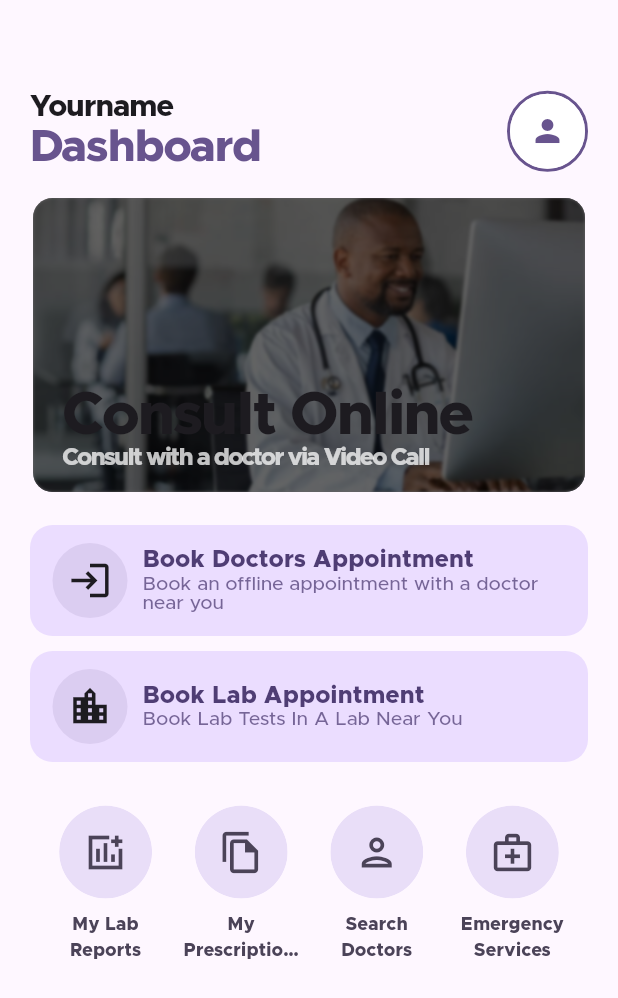
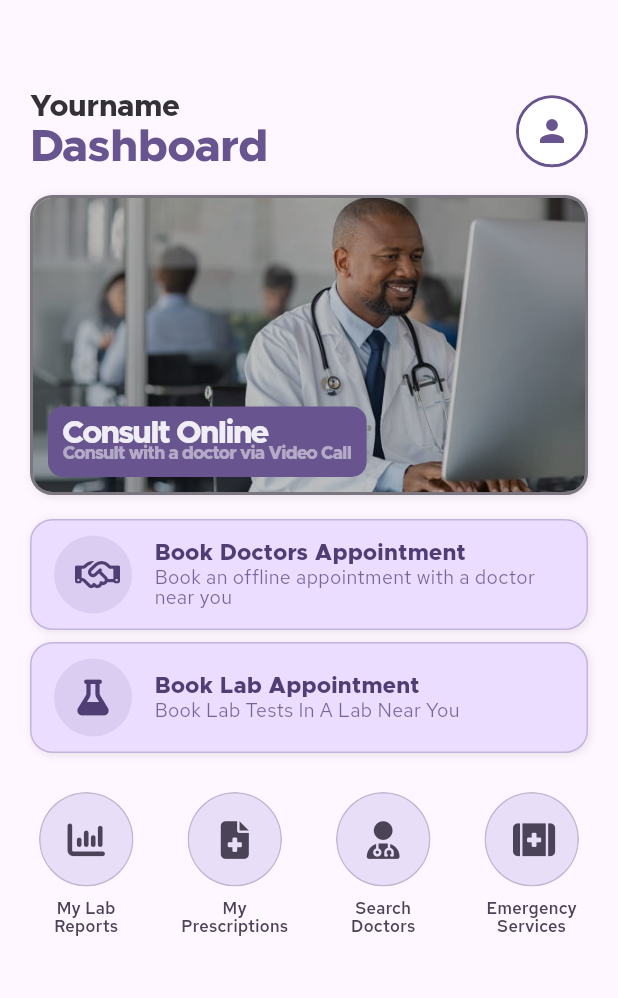
Before and after one commit to PremjithK/project_yu_health, a Flutter app: the UserDashboardPage screen opened directly, on a phone screen of 412 x 824 dp. Shown: the top 998 px of the screen. Run offline on Flutter 3.47's test engine with Material 2 defaults, Android fonts, the phone set to English and light mode, and no system bars; our stand-ins replace bloc, font_awesome_flutter, get; generated files the repository leaves out were written again; project files that could hold a hidden picture were left out.

Commit message:
Edited UI, added outlines for some containers, profile picture is its own custom widget, added font aweesome icons

```diff
--- a/lib/app/view/app.dart
+++ b/lib/app/view/app.dart
@@ -1,4 +1,5 @@
 import 'package:flutter/material.dart';
+import 'package:get/get.dart';
 import 'package:yu_health/custom_widgets/theme.dart';
 import 'package:yu_health/l10n/l10n.dart';
 import 'package:yu_health/login_page/login_page.dart';
@@ -9,10 +10,10 @@ class App extends StatelessWidget {
 
   @override
   Widget build(BuildContext context) {
-    return MaterialApp(
+    return GetMaterialApp(
       theme: lightTheme,
       darkTheme: darkTheme,
-      themeMode: ThemeMode.system,
+      //themeMode: ThemeMode.system,
       debugShowCheckedModeBanner: false,
       localizationsDelegates: AppLocalizations.localizationsDelegates,
       supportedLocales: AppLocalizations.supportedLocales,
--- a/lib/custom_widgets/buttons.dart
+++ b/lib/custom_widgets/buttons.dart
@@ -2,7 +2,7 @@ import 'package:flutter/material.dart';
 import 'package:yu_health/custom_widgets/theme.dart';
 
 // Common features
-String font = mainFontFamily;
+String font = secondaryFont;
 double fontSize = 16;
 double elevatedButtonPadding = 15;
 double elev = 0;
@@ -39,7 +39,7 @@ class MyTextButton extends StatelessWidget {
         label,
         style: TextStyle(
           color: Theme.of(context).colorScheme.primary,
-          fontFamily: mainFontFamily,
+          fontFamily: secondaryFont,
           fontWeight: FontWeight.w600,
           fontSize: 15,
         ),
--- a/lib/custom_widgets/custom_appbar.dart
+++ b/lib/custom_widgets/custom_appbar.dart
@@ -35,7 +35,7 @@ class YuAppBar extends StatelessWidget {
               icon: Icon(
                 Icons.arrow_back_ios_new,
                 size: 25,
-                color: Theme.of(context).colorScheme.primary,
+                color: Theme.of(context).colorScheme.onPrimary,
               ),
             ),
 
@@ -45,7 +45,7 @@ class YuAppBar extends StatelessWidget {
             style: TextStyle(
               fontSize: 25,
               // fontWeight: FontWeight.bold,
-              fontFamily: titleFontFamily,
+              fontFamily: primaryFont,
               fontVariations: const [FontVariation('wght', 600)],
               letterSpacing: -0.25,
               color: Theme.of(context).colorScheme.primary,
--- a/lib/custom_widgets/dashboard_circle_option.dart
+++ b/lib/custom_widgets/dashboard_circle_option.dart
@@ -1,4 +1,5 @@
 import 'package:flutter/material.dart';
+import 'package:yu_health/custom_widgets/spacing.dart';
 import 'package:yu_health/custom_widgets/theme.dart';
 
 class DashboardCircleOption extends StatefulWidget {
@@ -20,16 +21,15 @@ class _DashboardCircleOptionState extends State<DashboardCircleOption> {
   @override
   Widget build(BuildContext context) {
     final theme = Theme.of(context).colorScheme;
-    final textTheme = Theme.of(context).textTheme;
-    return Container(
-      // color: Colors.red,
-      width: 80,
-      height: 130,
+    return SizedBox(
+      //color: Colors.red,
+      width: 75,
+      height: 120,
       child: Column(
         mainAxisSize: MainAxisSize.min,
         children: [
           Material(
-            shape: CircleBorder(),
+            shape: const CircleBorder(),
             clipBehavior: Clip.antiAlias,
             color: Colors.transparent,
             child: InkWell(
@@ -42,27 +42,32 @@ class _DashboardCircleOptionState extends State<DashboardCircleOption> {
               // highlightColor: theme.secondaryContainer,
               // splashColor: theme.secondaryContainer,
               child: Ink(
-                height: 80,
-                padding: const EdgeInsets.all(16),
+                height: 75,
+                padding: const EdgeInsets.all(18),
                 decoration: BoxDecoration(
                   shape: BoxShape.circle,
                   color: theme.secondaryContainer,
+                  border: Border.all(
+                    color: theme.onSecondaryContainer.withOpacity(0.25),
+                  ),
                 ),
                 child: Icon(
                   widget.icon,
                   color: theme.onSecondaryContainer,
-                  size: 30,
+                  size: 25,
                 ),
               ),
             ),
           ),
+          heightspace(2),
           Text(
             widget.caption,
             style: TextStyle(
-              fontSize: 12,
-              fontFamily: mainFontFamily,
+              fontSize: 11,
+              fontFamily: secondaryFont,
               fontWeight: FontWeight.w600,
               color: theme.onSecondaryContainer,
+              height: 1.1,
             ),
             overflow: TextOverflow.ellipsis,
             textAlign: TextAlign.center,
--- a/lib/custom_widgets/dashboard_long_option.dart
+++ b/lib/custom_widgets/dashboard_long_option.dart
@@ -30,12 +30,22 @@ class DashboardLongOption extends StatelessWidget {
         borderRadius: BorderRadius.circular(15),
       ),
       child: Ink(
-        padding: const EdgeInsets.symmetric(horizontal: 15, vertical: 12),
+        padding: const EdgeInsets.symmetric(horizontal: 15, vertical: 10),
         width: deviceWidth,
         decoration: BoxDecoration(
+          boxShadow: [
+            BoxShadow(
+              color: theme.colorScheme.onBackground.withOpacity(0.1),
+              blurRadius: 4,
+              offset: const Offset(1, 1),
+            )
+          ],
           color: theme.colorScheme.primaryContainer,
           borderRadius: BorderRadius.circular(
             15,
+          ),
+          border: Border.all(
+            color: theme.colorScheme.onPrimaryContainer.withOpacity(0.25),
           ),
         ),
         child: Row(
@@ -44,12 +54,12 @@ class DashboardLongOption extends StatelessWidget {
               child: CircleAvatar(
                 backgroundColor:
                     theme.colorScheme.onPrimaryContainer.withOpacity(0.1),
-                radius: 25,
+                radius: 26,
                 foregroundColor: theme.colorScheme.primaryContainer,
                 child: icon,
               ),
             ),
-            widthspace(10),
+            widthspace(15),
             Flexible(
               flex: 4,
               child: Column(
@@ -58,10 +68,10 @@ class DashboardLongOption extends StatelessWidget {
                   Text(
                     title,
                     style: TextStyle(
-                      fontFamily: titleFontFamily,
+                      fontFamily: primaryFont,
                       color: theme.colorScheme.onPrimaryContainer,
-                      fontSize: 16,
-                      fontWeight: FontWeight.bold,
+                      fontSize: 15,
+                      fontWeight: FontWeight.w600,
                       height: 1,
                     ),
                   ),
@@ -69,11 +79,11 @@ class DashboardLongOption extends StatelessWidget {
                   Text(
                     subTitle,
                     style: TextStyle(
-                      fontFamily: mainFontFamily,
+                      fontFamily: secondaryFont,
                       color: theme.colorScheme.onPrimaryContainer
                           .withOpacity(0.75),
                       fontSize: 13,
-                      fontWeight: FontWeight.w500,
+                      // fontWeight: FontWeight.w500,
                       height: 1,
                     ),
                     maxLines: 2,
--- a/lib/custom_widgets/image_banner_card.dart
+++ b/lib/custom_widgets/image_banner_card.dart
@@ -28,10 +28,17 @@ class ImageBannerCard extends StatelessWidget {
       onTap: onTap,
       child: Ink(
         decoration: BoxDecoration(
+          boxShadow: [
+            BoxShadow(
+              color: theme.colorScheme.onBackground.withOpacity(0.1),
+              blurRadius: 4,
+              offset: const Offset(1, 1),
+            ),
+          ],
           borderRadius: BorderRadius.circular(15),
           border: Border.all(
             width: 2,
-            color: Colors.transparent,
+            color: theme.colorScheme.outline,
             //width: 1,
           ),
         ),
@@ -47,44 +54,49 @@ class ImageBannerCard extends StatelessWidget {
                 width: double.infinity,
                 fit: BoxFit.cover,
               ),
-              BackdropFilter(
-                filter: ImageFilter.blur(sigmaX: 1, sigmaY: 1),
-                child: Container(
-                  color: Colors.black.withOpacity(0.6),
+              Container(
+                color: Colors.black.withOpacity(0.24),
                 width: double.infinity,
                 height: double.infinity,
               ),
-              ),
               Padding(
                 padding:
-                    const EdgeInsets.symmetric(vertical: 15, horizontal: 20),
+                    const EdgeInsets.symmetric(vertical: 10, horizontal: 10),
+                child: Container(
+                  padding: const EdgeInsets.all(10),
+                  decoration: BoxDecoration(
+                    borderRadius: BorderRadius.circular(10),
+                    color: theme.colorScheme.primary,
+                  ),
                   child: Column(
+                    mainAxisSize: MainAxisSize.min,
                     mainAxisAlignment: MainAxisAlignment.end,
                     crossAxisAlignment: CrossAxisAlignment.start,
                     children: [
                       Text(
                         title,
                         style: TextStyle(
-                        fontSize: 40,
-                        fontFamily: titleFontFamily,
-                        fontWeight: FontWeight.bold,
-                        color: theme.colorScheme.onBackground,
+                          fontSize: 21,
+                          fontFamily: primaryFont,
+                          fontWeight: FontWeight.w600,
+                          color: theme.colorScheme.onPrimary.withOpacity(0.9),
                           letterSpacing: -1,
-                        height: 1,
+                          height: 0.7,
                         ),
                       ),
                       Text(
                         subTitle,
                         style: TextStyle(
-                        fontSize: 16,
-                        fontFamily: titleFontFamily,
+                          fontSize: 12,
+                          fontFamily: primaryFont,
                           fontWeight: FontWeight.w600,
-                        color: Colors.white.withOpacity(0.75),
+                          color: theme.colorScheme.onPrimary.withOpacity(0.5),
                           height: 1,
-                        letterSpacing: -1,
+                          letterSpacing: -0.5,
                         ),
                       ),
                     ],
+                  ),
                 ),
               )
             ],
--- /dev/null
+++ b/lib/custom_widgets/profile_avatar_circle.dart
@@ -0,0 +1,34 @@
+import 'package:flutter/material.dart';
+
+class ProfilePictureAvatar extends StatefulWidget {
+  const ProfilePictureAvatar({super.key});
+
+  @override
+  State<ProfilePictureAvatar> createState() => _ProfilePictureAvatarState();
+}
+
+class _ProfilePictureAvatarState extends State<ProfilePictureAvatar> {
+  @override
+  Widget build(BuildContext context) {
+    final theme = Theme.of(context).colorScheme;
+
+    return // Avatar
+        Container(
+      decoration: BoxDecoration(
+        shape: BoxShape.circle,
+        border: Border.all(
+          width: 2,
+          color: theme.primary,
+        ),
+      ),
+      child: CircleAvatar(
+        backgroundColor: theme.onPrimary,
+        minRadius: 22,
+        child: Icon(
+          Icons.person,
+          color: theme.primary,
+        ),
+      ),
+    );
+  }
+}
--- a/lib/custom_widgets/text_fields.dart
+++ b/lib/custom_widgets/text_fields.dart
@@ -54,7 +54,7 @@ class _MyTextFormFieldState extends State<MyTextFormField> {
       style: TextStyle(
         fontWeight: FontWeight.w500,
         fontSize: fontSize,
-        fontFamily: mainFontFamily,
+        fontFamily: secondaryFont,
         letterSpacing: 0.5,
         color: Theme.of(context).colorScheme.onSurface,
       ),
@@ -64,7 +64,7 @@ class _MyTextFormFieldState extends State<MyTextFormField> {
         errorStyle: TextStyle(
           color: Theme.of(context).colorScheme.error,
           fontSize: 13,
-          fontFamily: mainFontFamily,
+          fontFamily: secondaryFont,
           fontWeight: FontWeight.w500,
           letterSpacing: 0.5,
         ),
@@ -86,7 +86,7 @@ class _MyTextFormFieldState extends State<MyTextFormField> {
         // HINT STYLES
         hintText: widget.hint,
         hintStyle: TextStyle(
-          fontFamily: mainFontFamily,
+          fontFamily: secondaryFont,
           fontSize: fontSize,
           fontWeight: FontWeight.w400,
           color: Theme.of(context).colorScheme.onSurfaceVariant,
--- a/lib/custom_widgets/text_types.dart
+++ b/lib/custom_widgets/text_types.dart
@@ -4,12 +4,12 @@ import 'package:yu_health/custom_widgets/theme.dart';
 enum HeadingSize { veryLarge, large, medium }
 
 class MainHeading extends StatelessWidget {
-  MainHeading({
+  const MainHeading({
     //Custom
     required this.text,
     this.size = 45,
     this.color,
-    this.letterSpacing = -0.5,
+    this.letterSpacing = 0,
     this.weight = FontWeight.w600,
     super.key,
   });
@@ -18,7 +18,7 @@ class MainHeading extends StatelessWidget {
   final Color? color;
   final FontWeight weight;
   final double letterSpacing;
-  double? size;
+  final double? size;
 
   @override
   Widget build(BuildContext context) {
@@ -27,12 +27,12 @@ class MainHeading extends StatelessWidget {
       key: key,
       style: TextStyle(
         fontSize: size,
-        fontFamily: mainFontFamily,
+        fontFamily: primaryFont,
         letterSpacing: letterSpacing,
         height: 1.1,
         fontWeight: weight,
         color: (color == null)
-            ? Theme.of(context).colorScheme.onBackground
+            ? Theme.of(context).colorScheme.onBackground.withOpacity(0.9)
             : color,
       ),
     );
--- a/lib/custom_widgets/theme.dart
+++ b/lib/custom_widgets/theme.dart
@@ -1,150 +1,10 @@
-// import 'package:flutter/material.dart';
-
-// //! LIGHT MODE
-// //& Background
-// const lightBG = Color(0xfffefbff);
-// const lightOnBG = Color(0xff001f25);
-
-// //& on Background
-
-// //& Primary
-// const lightPrimary = Color(0xFF3268E2);
-// const lightOnPrimary = Color(0xffffffff);
-// //& Secondary
-// const lightSecondary = Color(0xff6b46bf);
-// const lightOnSecondary = Color(0xffffffff);
-// const lightSecondaryContainer = Color(0xffe9ddff);
-// const lightOnSecondaryContainer = Color(0xff23005c);
-
-// //& Container
-// const lightPrimaryContainer = Color(0xffdae2ff);
-// const lightOnPrimaryContainer = Color(0xff001848);
-
-// //& Surface
-// const lightSurface = Color(0xfff8fdff);
-// const lightOnSurface = Color(0xff001f25);
-
-// const lightSurfaceVariant = Color(0xffe1e2ec);
-// const lightOnSurfaceVariant = Color(0xff45464f);
-
-// //& Outline
-// const lightOutline = Color(0xff757780);
-
-// //!----------------
-
-// // Alert Colors
-// const imperialRed = Color.fromARGB(255, 255, 31, 72);
-// const aquaMarine = Color.fromRGBO(27, 218, 170, 1);
-
-// //THEMES
-// //*LIGHT THEME
-// ThemeData lightTheme = ThemeData(
-//   fontFamily: mainFontFamily,
-//   brightness: Brightness.light,
-
-//   //? TEXT THEME
-//   //Title and Heading text colors
-//   textTheme: const TextTheme(
-//     displayLarge: TextStyle(
-//       fontFamily: titleFontFamily,
-//       fontSize: 45,
-//       color: lightOnBG,
-//     ),
-//     displayMedium: TextStyle(
-//       fontFamily: mainFontFamily,
-//       fontSize: 35,
-//       color: Color.fromRGBO(50, 104, 226, 1),
-//     ),
-//     displaySmall: TextStyle(
-//       fontFamily: mainFontFamily,
-//       fontSize: 25,
-//       color: Color.fromRGBO(50, 104, 226, 1),
-//     ),
-//   ),
-
-//   //UI Scheme
-//   colorScheme: ColorScheme.light(
-//     //Background
-//     background: lightBG,
-//     onBackground: lightOnBG,
-
-//     primary: lightPrimary,
-//     //^ onPrimary: onPrimary,
-
-//     primaryContainer: lightPrimaryContainer,
-//     onPrimaryContainer: lightOnPrimaryContainer,
-
-//     surface: lightSurface,
-//     onSurface: lightOnSurface,
-
-//     secondary: lightSecondary,
-//     onSecondary: lightOnSecondary,
-
-//     secondaryContainer: lightSecondaryContainer,
-//     onSecondaryContainer: lightOnSecondaryContainer,
-
-//     inversePrimary: Colors.white,
-
-//     //Lines
-//     outline: lightOutline,
-
-//     outlineVariant: const Color.fromRGBO(19, 19, 22, 0.25),
-//     // Drop Shadow Color
-//     shadow: Colors.black.withOpacity(0.25),
-//     //Text
-//     tertiary: const Color.fromRGBO(68, 68, 75, 1),
-//   ),
-// );
-
-// //! DARK THEME
-// //!--------------
-
-// ThemeData darkTheme = ThemeData(
-//   //? TEXT THEME
-//   //Title and Heading text colors
-//   textTheme: TextTheme(
-//     displayLarge: TextStyle(
-//       fontFamily: titleFontFamily,
-//       fontSize: 45,
-//       color: Colors.white.withOpacity(0.75),
-//     ),
-//     displayMedium: const TextStyle(
-//       fontFamily: mainFontFamily,
-//       fontSize: 35,
-//       color: Color.fromRGBO(50, 104, 226, 1),
-//     ),
-//     displaySmall: const TextStyle(
-//       fontFamily: mainFontFamily,
-//       fontSize: 25,
-//       color: Color.fromRGBO(50, 104, 226, 1),
-//     ),
-//   ),
-
-//   // colorScheme: ColorScheme.dark(
-//   //   //Backgrounds
-//   //   background: darkModeBG,
-//   //   onBackground: Colors.white.withOpacity(0.1),
-
-//   //   // Main Colors
-//   //   primary: brandBlueDarkMode,
-//   //   secondary: Colors.grey.shade200,
-//   //   //Lines
-//   //   outline: brandBlueDarkMode,
-
-//   //   outlineVariant: const Color.fromRGBO(19, 19, 22, 0.25),
-//   //   // Drop Shadow Color
-//   //   shadow: Colors.transparent,
-//   //   //Text
-//   //   tertiary: const Color.fromRGBO(68, 68, 75, 1),
-//   // ),
-// );
-
 import 'package:flutter/material.dart';
 
-// // Custom Fonts
-const String titleFontFamily = 'Metropolis';
-const String mainFontFamily = 'Metropolis';
-
+//? Custom Fonts
+const String primaryFont = 'Metropolis';
+const String secondaryFont = 'RedHat';
+///////////////////////////////////////////////
+// Color Scheme
 const lightColorScheme = ColorScheme(
   brightness: Brightness.light,
   primary: Color(0xFF1156CE),
@@ -213,7 +73,7 @@ const darkColorScheme = ColorScheme(
   scrim: Color(0xFF000000),
 );
 
-//
+// Theme Data Variables
 ThemeData lightTheme =
     ThemeData.from(colorScheme: lightColorScheme, useMaterial3: true);
 ThemeData darkTheme =
--- a/lib/login_page/view/login_page.dart
+++ b/lib/login_page/view/login_page.dart
@@ -1,10 +1,11 @@
 import 'package:flutter/material.dart';
+import 'package:get/get.dart';
 import 'package:yu_health/custom_widgets/buttons.dart';
 import 'package:yu_health/custom_widgets/spacing.dart';
 import 'package:yu_health/custom_widgets/text_fields.dart';
 import 'package:yu_health/custom_widgets/text_types.dart';
+import 'package:yu_health/signup_page/view/signup_page.dart';
 import 'package:yu_health/user_dashboard_page/view/user_dashboard_page.dart';
-import 'package:yu_health/signup_page/view/signup_page.dart';
 
 class LoginPage extends StatelessWidget {
   LoginPage({super.key});
@@ -71,11 +72,7 @@ class LoginPage extends StatelessWidget {
                         MyTextButton(
                           label: 'Forgot Password?',
                           onPressed: () {
-                            Navigator.push(
-                                context,
-                                MaterialPageRoute(
-                                  builder: (context) => UserDashboardPage(),
-                                ));
+                            Get.to(UserDashboardPage());
                           },
                         ),
                         heightspace(5),
@@ -92,11 +89,7 @@ class LoginPage extends StatelessWidget {
                         MySecondaryButton(
                           label: 'Create an account',
                           onPressed: () {
-                            Navigator.push(
-                                context,
-                                MaterialPageRoute(
-                                  builder: (context) => SignupPage(),
-                                ));
+                            Get.to(SignupPage());
                           },
                         ),
                       ],
--- a/lib/user_dashboard_page/view/user_dashboard_page.dart
+++ b/lib/user_dashboard_page/view/user_dashboard_page.dart
@@ -1,7 +1,9 @@
 import 'package:flutter/material.dart';
+import 'package:font_awesome_flutter/font_awesome_flutter.dart';
 import 'package:yu_health/custom_widgets/dashboard_circle_option.dart';
 import 'package:yu_health/custom_widgets/dashboard_long_option.dart';
 import 'package:yu_health/custom_widgets/image_banner_card.dart';
+import 'package:yu_health/custom_widgets/profile_avatar_circle.dart';
 import 'package:yu_health/custom_widgets/spacing.dart';
 import 'package:yu_health/custom_widgets/statusbar_coloring.dart';
 import 'package:yu_health/custom_widgets/text_types.dart';
@@ -20,16 +22,16 @@ class _UserDashboardPageState extends State<UserDashboardPage> {
     customStatusBar(context, Theme.of(context));
 
     final theme = Theme.of(context).colorScheme;
-    final textTheme = Theme.of(context).textTheme;
+    //final textTheme = Theme.of(context).textTheme;
     // final deviceHeight = MediaQuery.of(context).size.height;
     //final deviceWidth = MediaQuery.of(context).size.width;
-    // UI
+
+    //? UI
     return Scaffold(
       backgroundColor: theme.background,
       body: ListView(
         physics: const BouncingScrollPhysics(),
         padding: EdgeInsets.zero,
-        // padding: EdgeInsets.all(0),
         children: [
           Padding(
             padding: const EdgeInsets.symmetric(horizontal: 20),
@@ -56,24 +58,7 @@ class _UserDashboardPageState extends State<UserDashboardPage> {
                         ),
                       ],
                     ),
-                    // Avatar
-                    Container(
-                      decoration: BoxDecoration(
-                        shape: BoxShape.circle,
-                        border: Border.all(
-                          width: 2,
-                          color: theme.primary,
-                        ),
-                      ),
-                      child: CircleAvatar(
-                        backgroundColor: theme.onPrimary,
-                        minRadius: 25,
-                        child: Icon(
-                          Icons.person,
-                          color: theme.primary,
-                        ),
-                      ),
-                    )
+                    const ProfilePictureAvatar(),
                   ],
                 ),
                 heightspace(15),
@@ -85,7 +70,7 @@ class _UserDashboardPageState extends State<UserDashboardPage> {
                   subTitle: 'Consult with a doctor via Video Call',
                   imageURL: 'assets/images/doctor_with_pc.jpg',
                 ),
-                heightspace(20),
+                heightspace(16),
                 //Dashboard Options
                 DashboardLongOption(
                   onTap: () {},
@@ -93,47 +78,46 @@ class _UserDashboardPageState extends State<UserDashboardPage> {
                   subTitle:
                       'Book an offline appointment with a doctor near you',
                   icon: Icon(
-                    Icons.login,
-                    color: textTheme.displayLarge!.color,
-                    size: 30,
+                    FontAwesomeIcons.handshake,
+                    color: theme.onPrimaryContainer,
                   ),
                   color: theme.onBackground,
                 ),
-                heightspace(10),
+                heightspace(8),
                 DashboardLongOption(
                   onTap: () {},
                   title: 'Book Lab Appointment',
                   subTitle: 'Book Lab Tests In A Lab Near You',
                   icon: Icon(
-                    Icons.location_city_outlined,
-                    color: textTheme.displayLarge!.color,
-                    size: 30,
+                    FontAwesomeIcons.flask,
+                    color: theme.onPrimaryContainer,
                   ),
                   color: theme.onBackground,
                 ),
                 heightspace(20),
+
                 //& Circle Options
                 Row(
-                  mainAxisAlignment: MainAxisAlignment.spaceEvenly,
+                  mainAxisAlignment: MainAxisAlignment.spaceBetween,
                   children: [
                     DashboardCircleOption(
                       onTap: () {},
-                      icon: Icons.add_chart_sharp,
+                      icon: FontAwesomeIcons.chartColumn,
                       caption: 'My Lab Reports',
                     ),
                     DashboardCircleOption(
                       onTap: () {},
-                      icon: Icons.file_copy_outlined,
+                      icon: FontAwesomeIcons.fileMedical,
                       caption: 'My Prescriptions',
                     ),
                     DashboardCircleOption(
                       onTap: () {},
-                      icon: Icons.person_outlined,
+                      icon: FontAwesomeIcons.userDoctor,
                       caption: 'Search Doctors',
                     ),
                     DashboardCircleOption(
                       onTap: () {},
-                      icon: Icons.medical_services_outlined,
+                      icon: FontAwesomeIcons.kitMedical,
                       caption: 'Emergency Services',
                     ),
                   ],
--- a/pubspec.yaml
+++ b/pubspec.yaml
@@ -8,12 +8,14 @@ environment:
 
 dependencies:
   bloc: ^8.1.2
+  device_preview: ^1.1.0
   flutter:
     sdk: flutter
   flutter_bloc: ^8.1.3
   flutter_localizations:
     sdk: flutter
   font_awesome_flutter: ^10.5.0
+  get: ^4.6.6
   intl: ^0.18.0
 
 dev_dependencies:
```
Lines whose indentation alone changed are shown as unchanged.
